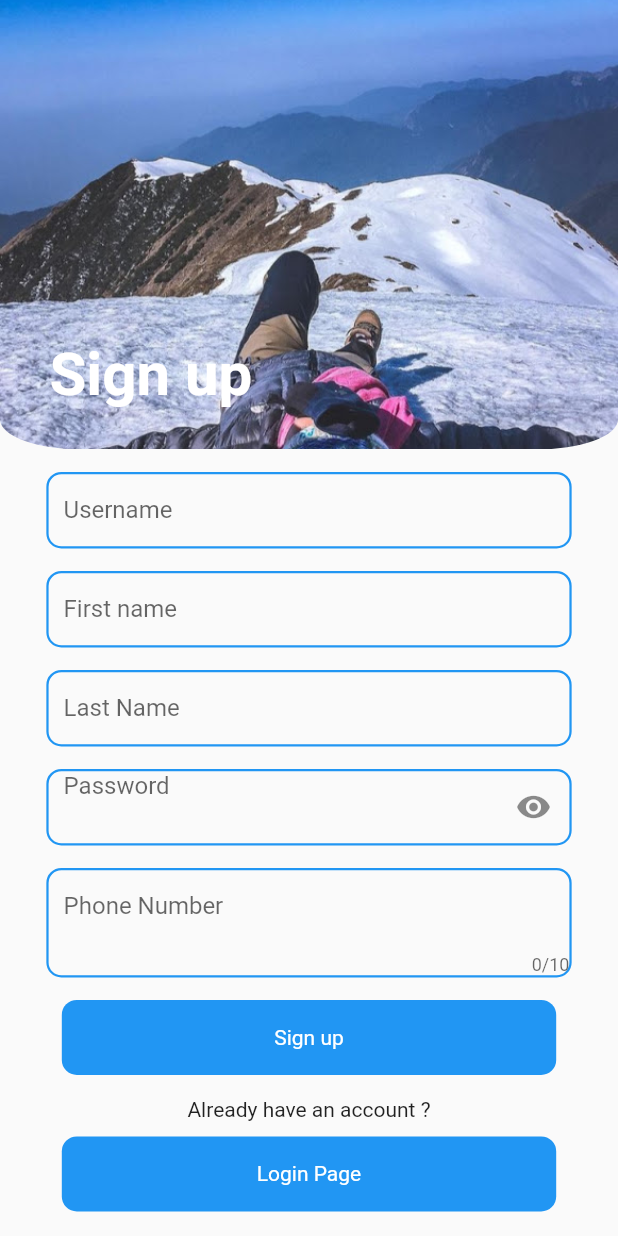
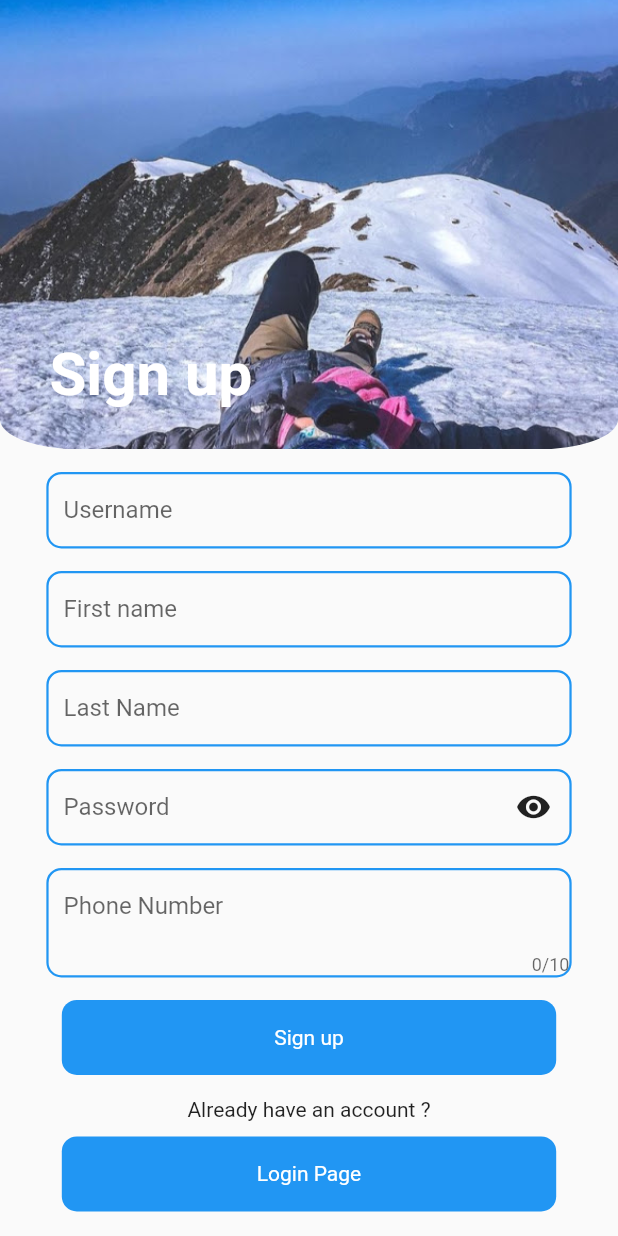
Before and after one commit to ankeet7x/travelapp, a Flutter app: the screen it shows after launch, after a tap on "Signup Page", on a phone screen of 412 x 824 dp. Run offline on Flutter 3.47's test engine with Material 2 defaults, Android fonts, the phone set to English and light mode, and no system bars; our stand-ins replace flutter_spinkit, modal_progress_hud_nsn, shared_preferences; accounts and stored records are empty; network calls fail.

Commit message:
UI Update

```diff
--- a/lib/meta/views/auth/login.dart
+++ b/lib/meta/views/auth/login.dart
@@ -1,6 +1,7 @@
 import 'package:flutter/material.dart';
 import 'package:flutter/services.dart';
 import 'package:flutter_spinkit/flutter_spinkit.dart';
+import 'package:modal_progress_hud_nsn/modal_progress_hud_nsn.dart';
 import 'package:provider/provider.dart';
 import 'package:travelapp/core/providers/authprovider.dart';
 import 'package:travelapp/meta/views/home.dart';
@@ -28,7 +29,9 @@ class _LoginViewState extends State<LoginView> {
     return WillPopScope(
       onWillPop: () => _exitTheApp(),
       child: Scaffold(
-        body: SingleChildScrollView(
+        body: ModalProgressHUD(
+          inAsyncCall: Provider.of<AuthProvider>(context).loading,
+          child: SingleChildScrollView(
             child: Form(
               key: _loginFormKey,
               child: Column(
@@ -54,7 +57,10 @@ class _LoginViewState extends State<LoginView> {
                       borderRadius: BorderRadius.all(Radius.circular(10)),
                     ),
                     child: Consumer<AuthProvider>(
-                    builder: (context, authState, child) => TextFormField(
+                      builder: (context, authState, child) => Row(
+                        children: [
+                          Expanded(
+                            child: TextFormField(
                               controller: _password,
                               obscureText: authState.obscureText,
                               validator: (val) {
@@ -65,16 +71,19 @@ class _LoginViewState extends State<LoginView> {
                                 }
                               },
                               decoration: InputDecoration(
-                          suffixIcon: IconButton(
+                                  border: InputBorder.none,
+                                  fillColor: Colors.white,
+                                  contentPadding: EdgeInsets.only(left: 10),
+                                  hintText: "Password"),
+                            ),
+                          ),
+                          IconButton(
                             icon: Icon(authState.obscureText
                                 ? Icons.visibility
                                 : Icons.visibility_off),
                             onPressed: () => authState.changeBool(),
                           ),
-                          border: InputBorder.none,
-                          fillColor: Colors.white,
-                          contentPadding: EdgeInsets.only(left: 10),
-                          hintText: "Password"),
+                        ],
                       ),
                     ),
                   ),
@@ -163,6 +172,7 @@ class _LoginViewState extends State<LoginView> {
             ),
           ),
         ),
+      ),
     );
   }
 }
--- a/lib/meta/views/auth/signup.dart
+++ b/lib/meta/views/auth/signup.dart
@@ -68,7 +68,10 @@ class _SignupViewState extends State<SignupView> {
                   borderRadius: BorderRadius.all(Radius.circular(10)),
                 ),
                 child: Consumer<AuthProvider>(
-                  builder: (context, authState, child) => TextFormField(
+                  builder: (context, authState, child) => Row(
+                    children: [
+                      Expanded(
+                        child: TextFormField(
                           controller: _password,
                           obscureText: authState.obscureText,
                           validator: (val) {
@@ -79,16 +82,19 @@ class _SignupViewState extends State<SignupView> {
                             }
                           },
                           decoration: InputDecoration(
-                        suffixIcon: IconButton(
+                              border: InputBorder.none,
+                              fillColor: Colors.white,
+                              contentPadding: EdgeInsets.only(left: 10),
+                              hintText: "Password"),
+                        ),
+                      ),
+                      IconButton(
                         icon: Icon(authState.obscureText
                             ? Icons.visibility
                             : Icons.visibility_off),
                         onPressed: () => authState.changeBool(),
-                        ),
-                        border: InputBorder.none,
-                        fillColor: Colors.white,
-                        contentPadding: EdgeInsets.only(left: 10),
-                        hintText: "Password"),
+                      )
+                    ],
                   ),
                 ),
               ),
--- a/lib/meta/views/details/placedetails.dart
+++ b/lib/meta/views/details/placedetails.dart
@@ -52,6 +52,19 @@ class _PlaceDetailsState extends State<PlaceDetails> {
                 child: Text(
                   placeProvider.places[widget.placeIndex].placeName,
                   style: TextStyle(fontWeight: FontWeight.bold, fontSize: 25),
+                ),
+              ),
+            ),
+            SizedBox(
+              height: 8,
+            ),
+            Padding(
+              padding: const EdgeInsets.only(left: 28.0),
+              child: Align(
+                alignment: Alignment.centerLeft,
+                child: Text(
+                  "Rs. " + placeProvider.places[widget.placeIndex].price,
+                  style: TextStyle(fontWeight: FontWeight.w600, fontSize: 20),
                 ),
               ),
             ),
```
Lines whose indentation alone changed are shown as unchanged.
